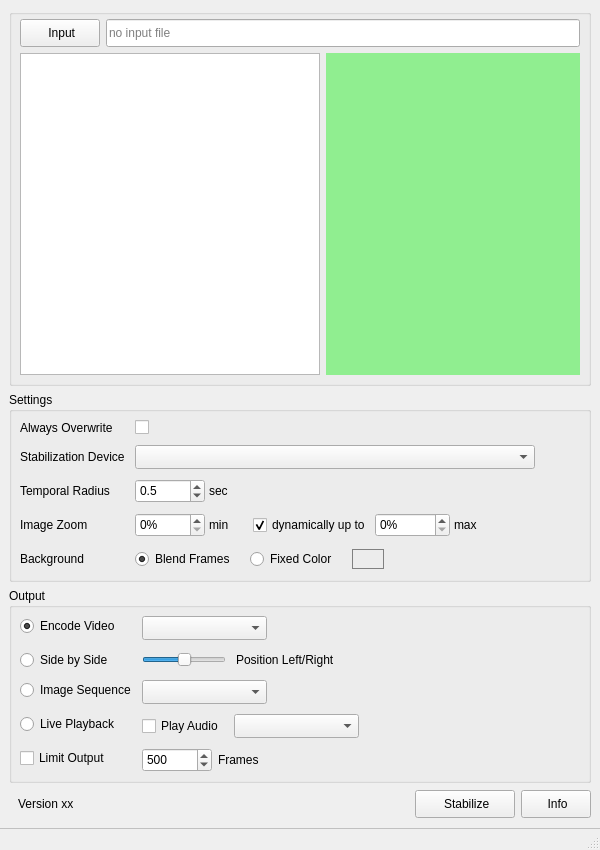
Qt form cuvistaGui/cuvistaGui.ui (RainerMtb/cuvista) before a commit.
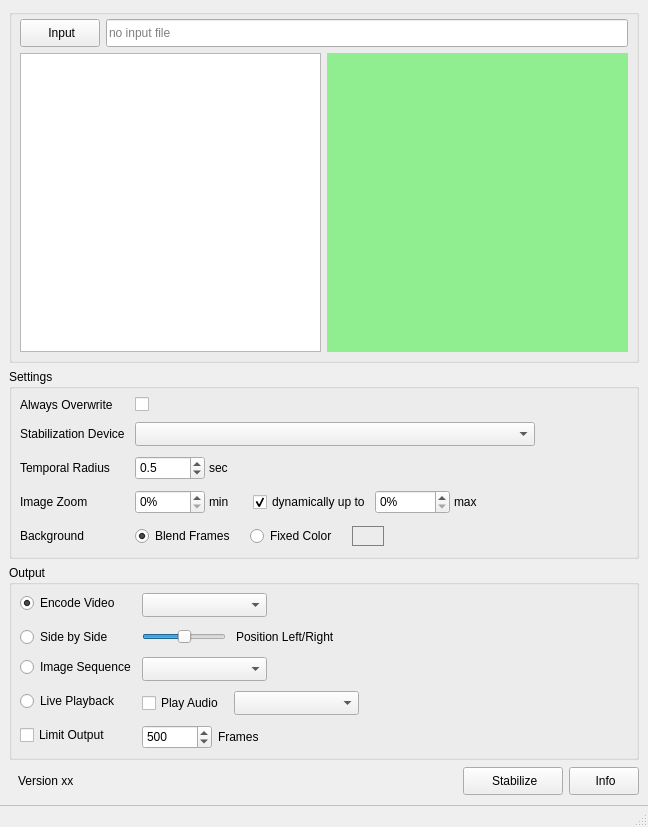
The same form after that commit. Icons and pictures are not drawn. Custom widgets are drawn as their Qt base class.

```diff
--- a/cuvistaGui/cuvistaGui.ui
+++ b/cuvistaGui/cuvistaGui.ui
@@ -6,8 +6,8 @@
    <rect>
     <x>0</x>
     <y>0</y>
-    <width>600</width>
-    <height>850</height>
+    <width>648</width>
+    <height>827</height>
    </rect>
   </property>
   <property name="sizePolicy">
@@ -32,6 +32,12 @@
    <layout class="QVBoxLayout" name="verticalLayout_2">
     <item>
      <widget class="QGroupBox" name="grpInput">
+      <property name="sizePolicy">
+       <sizepolicy hsizetype="Preferred" vsizetype="Preferred">
+        <horstretch>0</horstretch>
+        <verstretch>1</verstretch>
+       </sizepolicy>
+      </property>
       <property name="title">
        <string/>
       </property>
@@ -125,19 +131,16 @@
         <layout class="QHBoxLayout" name="horizontalLayout_3">
          <item>
           <widget class="QPlainTextEdit" name="texInput">
-           <property name="enabled">
-            <bool>true</bool>
-           </property>
            <property name="sizePolicy">
-            <sizepolicy hsizetype="MinimumExpanding" vsizetype="MinimumExpanding">
-             <horstretch>0</horstretch>
+            <sizepolicy hsizetype="MinimumExpanding" vsizetype="Preferred">
+             <horstretch>1</horstretch>
              <verstretch>0</verstretch>
             </sizepolicy>
            </property>
            <property name="minimumSize">
             <size>
              <width>300</width>
-             <height>100</height>
+             <height>150</height>
             </size>
            </property>
            <property name="focusPolicy">
@@ -154,15 +157,15 @@
          <item>
           <widget class="ImageLabel" name="imageInput">
            <property name="sizePolicy">
-            <sizepolicy hsizetype="MinimumExpanding" vsizetype="MinimumExpanding">
-             <horstretch>0</horstretch>
+            <sizepolicy hsizetype="MinimumExpanding" vsizetype="Preferred">
+             <horstretch>1</horstretch>
              <verstretch>0</verstretch>
             </sizepolicy>
            </property>
            <property name="minimumSize">
             <size>
-             <width>150</width>
-             <height>100</height>
+             <width>300</width>
+             <height>150</height>
             </size>
            </property>
            <property name="styleSheet">
@@ -186,6 +189,12 @@
     </item>
     <item>
      <widget class="QGroupBox" name="grpSettings">
+      <property name="sizePolicy">
+       <sizepolicy hsizetype="Preferred" vsizetype="Minimum">
+        <horstretch>0</horstretch>
+        <verstretch>0</verstretch>
+       </sizepolicy>
+      </property>
       <property name="title">
        <string>Settings</string>
       </property>
@@ -515,6 +524,12 @@
     </item>
     <item>
      <widget class="QGroupBox" name="grpOutput">
+      <property name="sizePolicy">
+       <sizepolicy hsizetype="Preferred" vsizetype="Minimum">
+        <horstretch>0</horstretch>
+        <verstretch>0</verstretch>
+       </sizepolicy>
+      </property>
       <property name="title">
        <string>Output</string>
       </property>
```
Left out of the diff: 5 changed lines with no effect on the pictures.
